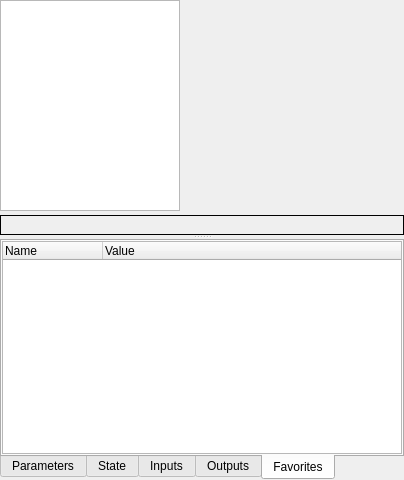
Above: GUI/Qt/UComponentsListWidgetModern.ui from aicommunity/Rdk before the change. Below: the same form after it.
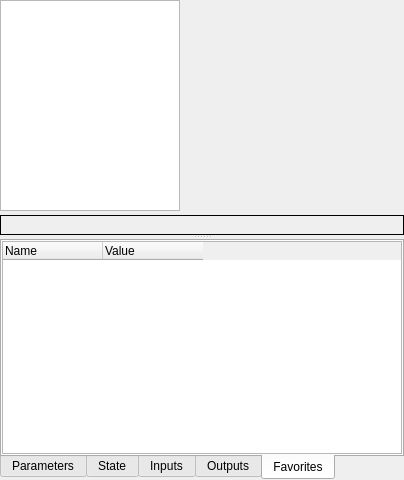
That is the form after the change. The open tabs and pages were chosen to show the change.

Commit message:
feat(gui): inline property edit and persist ComponentsList layout
Edit values in-tree (inline/dialog), drop the bottom plainText editor,
sync and save column widths across tabs, and restore them on project
open/close. Favorites can appear in multiple role sections by default.

```diff
--- a/GUI/Qt/UComponentsListWidgetModern.ui
+++ b/GUI/Qt/UComponentsListWidgetModern.ui
@@ -322,7 +322,7 @@
               <number>2</number>
              </property>
              <attribute name="headerStretchLastSection">
-              <bool>true</bool>
+              <bool>false</bool>
              </attribute>
              <column>
               <property name="text">
```
The commit also changes 7 other files.
